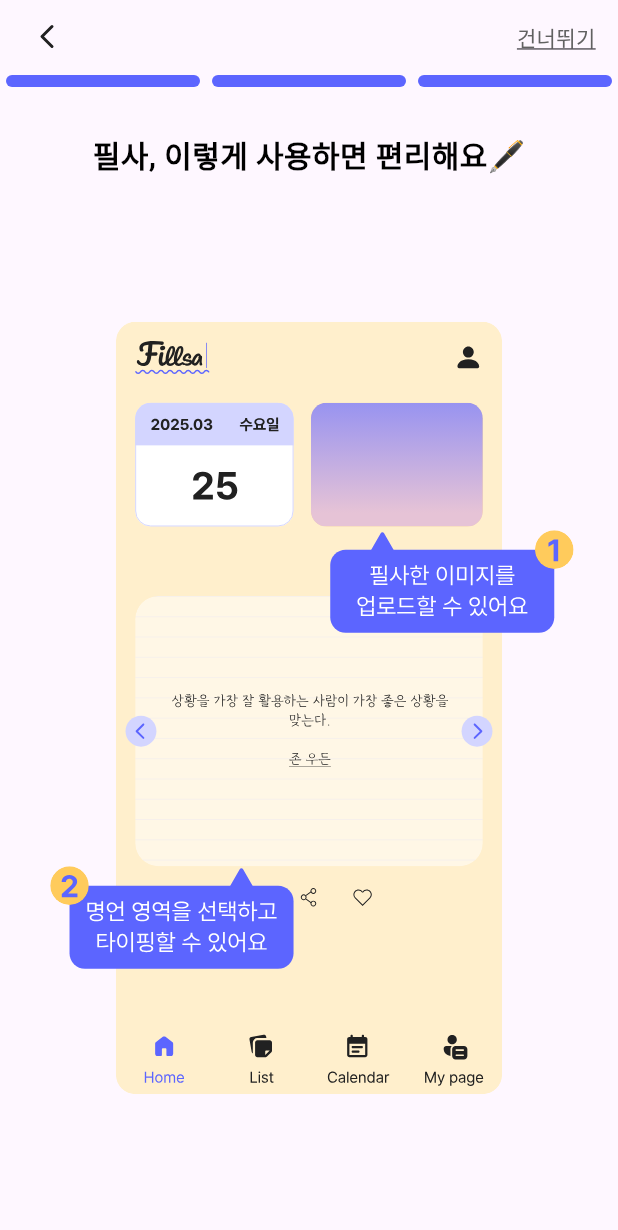
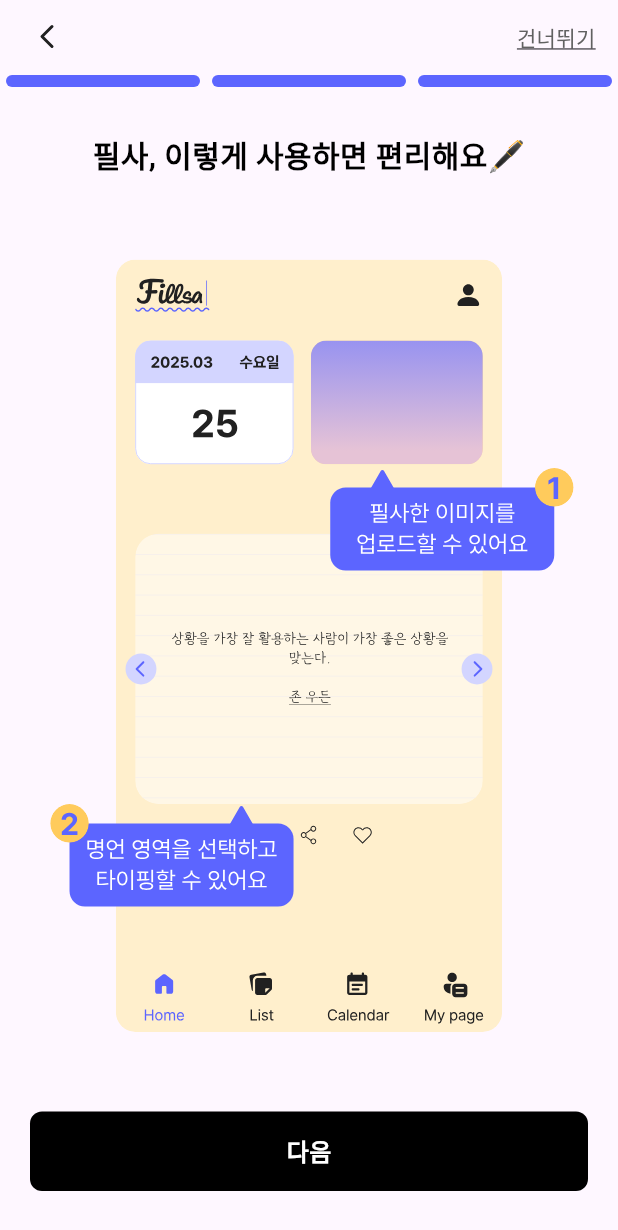
Before and after one commit to kbh97102/Fillsa_flutter, a Flutter app: the screen it shows after launch, on a phone screen of 412 x 824 dp. Shown: the top 1230 px of the screen. Run offline on Flutter 3.47's test engine with Material 3 defaults, Android fonts, the phone set to English and light mode, and no system bars; our stand-ins replace flutter_svg.

Commit message:
feat: 다음버튼 추가

```diff
--- /dev/null
+++ b/lib/ui/guide/guide_button.dart
@@ -0,0 +1,34 @@
+import 'package:fillsa_flutter/util/colors.dart';
+import 'package:fillsa_flutter/util/extensions.dart';
+import 'package:flutter/material.dart';
+
+class GuideButton extends StatelessWidget {
+  final bool isLastPage;
+
+  const GuideButton({super.key, required this.isLastPage});
+
+  @override
+  Widget build(BuildContext context) {
+    return Padding(
+      padding: const EdgeInsets.only(bottom: 30),
+      child: Container(
+        decoration: BoxDecoration(
+          color: isLastPage ? purple01 : Colors.black,
+          borderRadius: BorderRadius.circular(8),
+        ),
+        child: Padding(
+          padding: const EdgeInsets.symmetric(vertical: 15),
+          child: Row(
+            mainAxisAlignment: MainAxisAlignment.center,
+            children: [
+              Text(
+                isLastPage ? "필사 시작하기" : "다음",
+                style: context.textStyles.buttonM.copyWith(color: Colors.white),
+              ),
+            ],
+          ),
+        ),
+      ),
+    );
+  }
+}
--- a/lib/ui/guide/guide_screen.dart
+++ b/lib/ui/guide/guide_screen.dart
@@ -5,6 +5,7 @@ import 'package:fillsa_flutter/util/extensions.dart';
 import 'package:flutter/material.dart';
 import 'package:flutter_svg/svg.dart';
 
+import 'guide_button.dart';
 import 'guide_indicator.dart';
 
 class GuideScreen extends StatelessWidget {
@@ -34,6 +35,11 @@ class GuideScreen extends StatelessWidget {
             ),
           ),
           Expanded(child: GuideImageSection()),
+
+          Padding(
+            padding: const EdgeInsets.symmetric(horizontal: 20),
+            child: GuideButton(isLastPage: false),
+          ),
         ],
       ),
     );
```
